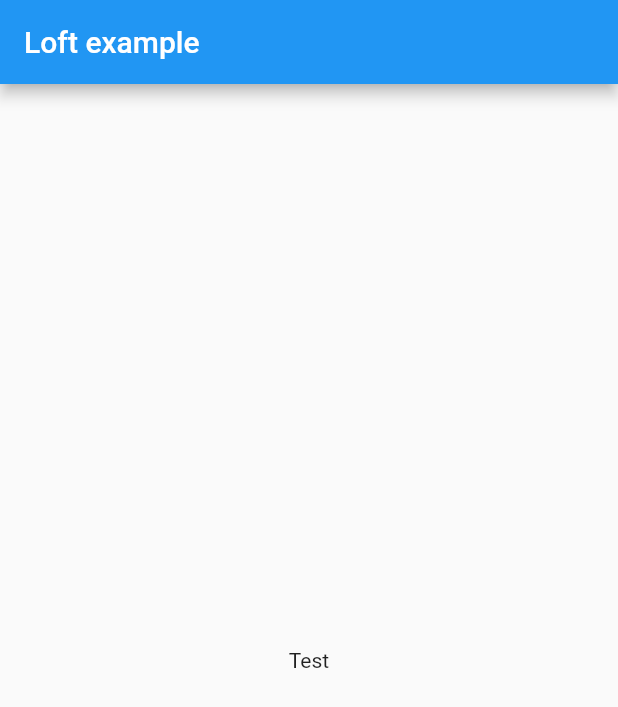
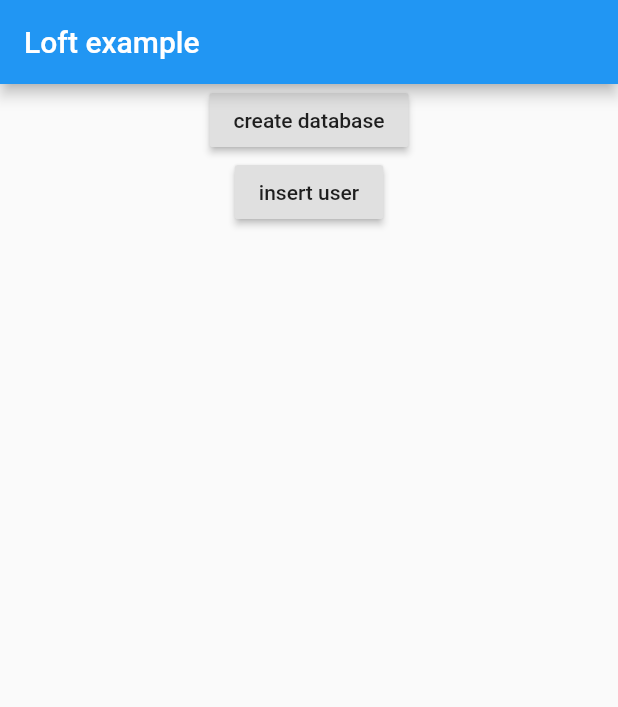
Before and after one commit to charafau/loft, a Flutter app: the screen it shows after launch, on a phone screen of 412 x 824 dp. Shown: the top 707 px of the screen. Run offline on Flutter 3.47's test engine with Material 2 defaults, Android fonts, the phone set to English and light mode, and no system bars; our stand-ins replace built_collection, recase, sqflite; missing offline and left inert: analyzer, build, code_builder, dart:mirrors, dart_style, source_gen; accounts and stored records are empty.

Commit message:
fixed creating user dao

```diff
--- a/example/lib/database.dart
+++ b/example/lib/database.dart
@@ -8,9 +8,9 @@ import 'package:path/path.dart';
 part 'database.g.dart';
 
 @LoftDb('todo.db', entities: [User])
-abstract class TodoDatabase extends LoftDatabase {
+class TodoDatabase extends LoftDatabase {
 
 
-//  TodoDao todoDao();
+  void generate() => _$TodoDatabase().generate();
 
 }
--- a/example/lib/main.dart
+++ b/example/lib/main.dart
@@ -1,4 +1,8 @@
+import 'package:example/database.dart';
+import 'package:example/user.dart';
+import 'package:example/user_dao.dart';
 import 'package:flutter/material.dart';
+import 'package:sqflite/sqflite.dart';
 
 void main() => runApp(MyApp());
 
@@ -19,7 +23,23 @@ class HomeScreen extends StatelessWidget {
         title: Text('Loft example'),
       ),
       body: Center(
-        child: Text('Test'),
+        child: Column(
+          children: <Widget>[
+            RaisedButton(
+              child: Text('create database'),
+              onPressed: () {
+                TodoDatabase().generate();
+              },
+            ),
+            RaisedButton(
+              child: Text('insert user'),
+              onPressed: () {
+                var uDao = UserDao();
+                uDao.insert(User(name: "Bob", age: 25));
+              },
+            ),
+          ],
+        ),
       ),
     );
   }
--- a/example/lib/user.dart
+++ b/example/lib/user.dart
@@ -11,7 +11,7 @@ class User {
 
   int age;
 
-  User({this.name});
+  User({this.name, this.age});
 
   String schema() => _$User().generate();
 
--- a/example/lib/user_dao.dart
+++ b/example/lib/user_dao.dart
@@ -23,4 +23,8 @@ abstract class UserDao extends BaseDao {
     String path = join(databasesPath, 'demo.db');
     return path;
   }
+
+  UserDao._();
+
+  factory UserDao() = _$UserDao;
 }
--- a/loft_generator/lib/loft_dao_generator.dart
+++ b/loft_generator/lib/loft_dao_generator.dart
@@ -38,6 +38,11 @@ String _buildImplementionClass(
   final classBuilder = Class((c) => c
     ..name = '_\$${element.name}'
     ..extend = Reference(element.name)
+    ..constructors = ListBuilder([
+      Constructor((c) => c
+          ..initializers = ListBuilder([Code("super._()")])
+        ..body = Code(""))
+    ])
     ..methods = ListBuilder(_buildCreateMethod(element)));
 
   String classString = classBuilder.accept(DartEmitter()).toString();
```
Also changed, not shown: example/lib/user_dao.g.dart.
